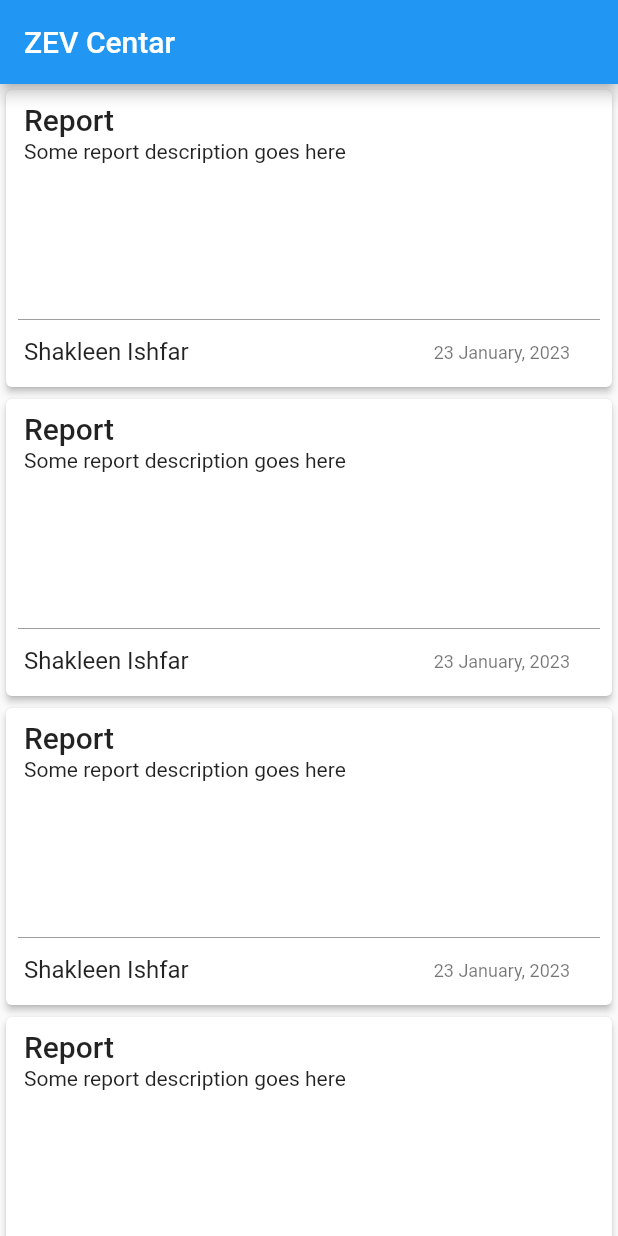
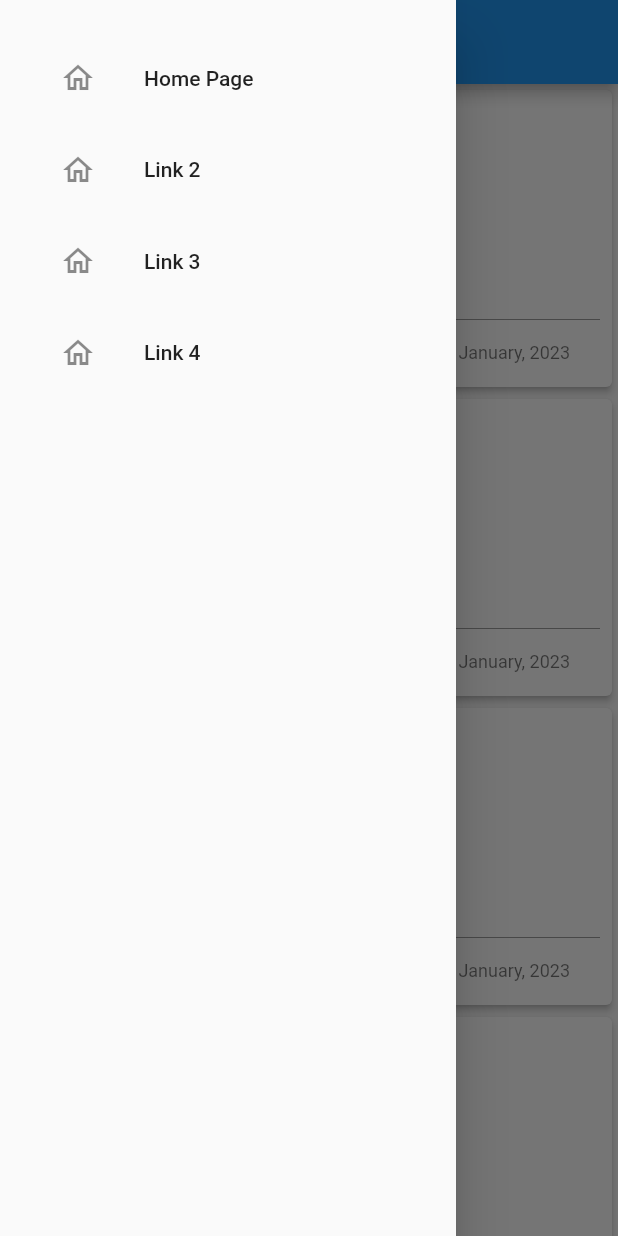
Before and after one commit to rukafasha/MojUpravitelj-Client, a Flutter app: the screen it shows after launch, with the side drawer open (before the commit the screen has no drawer), on a phone screen of 412 x 824 dp. Run offline on Flutter 3.47's test engine with Material 2 defaults, Android fonts, the phone set to English and light mode, and no system bars.

Commit message:
Navigation Drawer

```diff
--- a/lib/Helper/DemoValues.dart
+++ b/lib/Helper/DemoValues.dart
@@ -1,7 +1,7 @@
 class DemoValues {
-  static final String userName = "Shakleen Ishfar";
-  static final String timeCreated = "23 January, 2023";
-  static final String title = "Report";
-  static final String Description = "Some report description goes here";
-  static final String Status = "Open";
+  static const String userName = "Shakleen Ishfar";
+  static const String timeCreated = "23 January, 2023";
+  static const String title = "Report";
+  static const String description = "Some report description goes here";
+  static const String status = "Open";
 }
--- a/lib/main.dart
+++ b/lib/main.dart
@@ -10,15 +10,12 @@ class MyApp extends StatelessWidget {
   @override
   Widget build(BuildContext context) {
     return MaterialApp(
+      debugShowCheckedModeBanner: false,
       title: 'Material App',
-      home: Stack(
-            children: const [
-                HomePage(),
-                //BackgroundTop(),
-
-            //BackgroundTop(),
-            ]
-        ),
-      );
+      home: Stack(children: const [
+        HomePage(),
+        // BackgroundTop(),
+      ]),
+    );
   }
 }
--- /dev/null
+++ b/lib/ui/NavigationDrawer/navigation_drawer.dart
@@ -0,0 +1,65 @@
+import 'package:flutter/material.dart';
+
+import '../forms/home_form.dart';
+
+class NavigationDrawer extends StatelessWidget {
+  const NavigationDrawer({super.key});
+
+  @override
+  Widget build(BuildContext context) {
+    return Drawer(
+      child: SingleChildScrollView(
+        child: Column(
+          crossAxisAlignment: CrossAxisAlignment.stretch,
+          children: <Widget>[
+            buildHeader(context),
+            buildMenuItems(context),
+          ],
+        ),
+      ),
+    );
+  }
+
+  Widget buildHeader(BuildContext context) => Container();
+
+  Widget buildMenuItems(BuildContext context) => Container(
+        padding: const EdgeInsets.all(24),
+        child: Wrap(
+          runSpacing: 5,
+          children: [
+            ListTile(
+              leading: const Icon(Icons.home_outlined),
+              title: const Text('Home Page'),
+              onTap: () => Navigator.of(context).pushReplacement(
+                  MaterialPageRoute(builder: (context) => const HomePage())),
+            ),
+            // const Divider(color: Colors.black54),
+            ListTile(
+              leading: const Icon(Icons.home_outlined),
+              title: const Text('Link 2'),
+              onTap: () {
+                Navigator.pop(context);
+
+                Navigator.of(context).push(MaterialPageRoute(
+                    builder: (context) => Scaffold(
+                          appBar: AppBar(
+                            title: const Text('Display 2'),
+                            backgroundColor: Colors.green,
+                          ),
+                        )));
+              },
+            ),
+            ListTile(
+              leading: const Icon(Icons.home_outlined),
+              title: const Text('Link 3'),
+              onTap: () {},
+            ),
+            ListTile(
+              leading: const Icon(Icons.home_outlined),
+              title: const Text('Link 4'),
+              onTap: () {},
+            ),
+          ],
+        ),
+      );
+}
--- a/lib/ui/forms/home_form.dart
+++ b/lib/ui/forms/home_form.dart
@@ -2,32 +2,28 @@ import 'package:flutter/material.dart';
 import 'package:praksa_frontend/Helper/DemoValues.dart';
 import 'package:praksa_frontend/ui/background/backgroundTop.dart';
 
+import '../NavigationDrawer/navigation_drawer.dart';
+
 class HomePage extends StatelessWidget {
-  const HomePage({Key? key}) : super(key: key);
+  const HomePage({super.key});
 
   @override
   Widget build(BuildContext context) {
-    var body;
     return Scaffold(
         appBar: AppBar(
-        title: Text("ZEV Centar"),
+          title: const Center(child: Text("ZEV Centar")),
         ),
-           body: Container(
-              child :ListView.builder(
-                itemCount: 10,
-                itemBuilder: (BuildContext context, int index) {
-                return const PostCard();
-              //BackgroundTop(),
-                }
-              )
-            )
-
-      );
-
+        drawer: const NavigationDrawer(),
+        body: ListView.builder(
+            itemCount: 10,
+            itemBuilder: (BuildContext context, int index) {
+              return const PostCard();
+            }));
   }
 }
+
 class PostCard extends StatelessWidget {
-  const PostCard({Key? key}) : super(key: key);
+  const PostCard({super.key});
 
   @override
   Widget build(BuildContext context) {
@@ -58,12 +54,10 @@ class _Post extends StatelessWidget {
   Widget build(BuildContext context) {
     return Expanded(
       flex: 3,
-      child: Row(children: const <Widget>[ _PostTitleAndSummary()]),
+      child: Row(children: const <Widget>[_PostTitleAndSummary()]),
     );
   }
 }
-
-
 
 class _PostTitleAndSummary extends StatelessWidget {
   const _PostTitleAndSummary({Key? key}) : super(key: key);
@@ -72,8 +66,8 @@ class _PostTitleAndSummary extends StatelessWidget {
   Widget build(BuildContext context) {
     final TextStyle? titleTheme = Theme.of(context).textTheme.headline6;
     final TextStyle? summaryTheme = Theme.of(context).textTheme.bodyText2;
-    final String title = DemoValues.title;
-    final String summary = DemoValues.Description;
+    const String title = DemoValues.title;
+    const String summary = DemoValues.description;
 
     return Expanded(
       flex: 3,
@@ -99,7 +93,7 @@ class _PostDetails extends StatelessWidget {
   @override
   Widget build(BuildContext context) {
     return Row(
-      children: <Widget>[
+      children: const <Widget>[
         _UserNameAndEmail(),
         _PostTimeStamp(),
       ],
```
